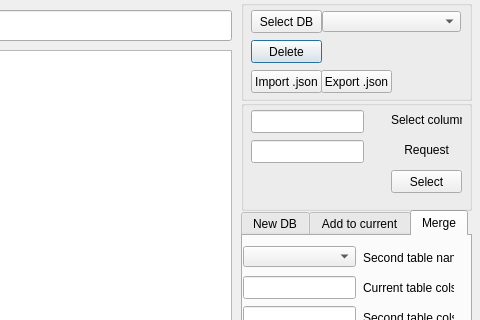
Old version of the form UI.ui in the repository Technic47/Home_work_Python_8; both pictures show x 179 to 659 and y 0 to 320 of the 659 by 469 pixel window.
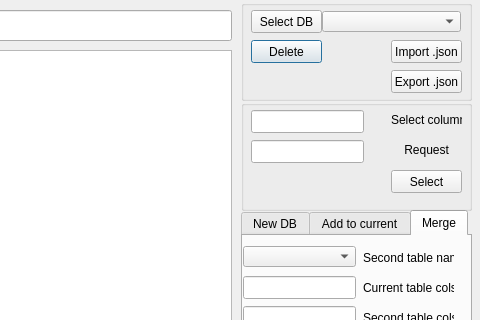
New version of the form. The open tabs and pages were chosen to show the change.

```diff
--- a/UI.ui
+++ b/UI.ui
@@ -41,8 +41,8 @@
    <widget class="QPushButton" name="btn_import_json">
     <property name="geometry">
      <rect>
-      <x>10</x>
-      <y>70</y>
+      <x>150</x>
+      <y>40</y>
       <width>71</width>
       <height>23</height>
      </rect>
@@ -80,7 +80,7 @@
    <widget class="QPushButton" name="btn_export_json">
     <property name="geometry">
      <rect>
-      <x>80</x>
+      <x>150</x>
       <y>70</y>
       <width>71</width>
       <height>23</height>
```
Left out of the diff: 2 changed lines with no effect on the pictures.
